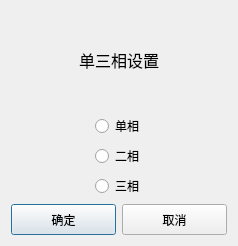
Qt form IDC_TestSystem/SI-PDU/toolbox/sisetlinenum.ui (ChinaClever/IDC_TestSystem) before a commit.
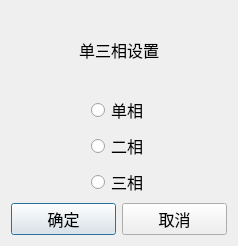
The same form after that commit.

Patch:
```diff
--- a/IDC_TestSystem/SI-PDU/toolbox/sisetlinenum.ui
+++ b/IDC_TestSystem/SI-PDU/toolbox/sisetlinenum.ui
@@ -10,6 +10,12 @@
     <height>246</height>
    </rect>
   </property>
+  <property name="font">
+   <font>
+    <family>微软雅黑</family>
+    <pointsize>12</pointsize>
+   </font>
+  </property>
   <property name="windowTitle">
    <string>相数选择</string>
   </property>
```
